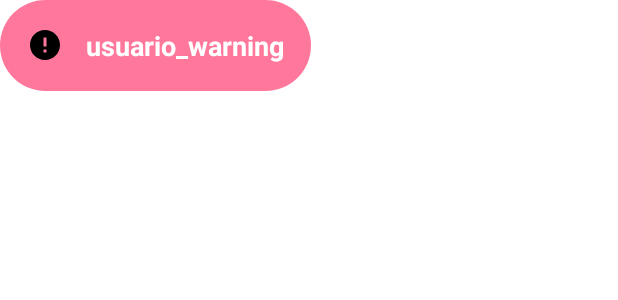
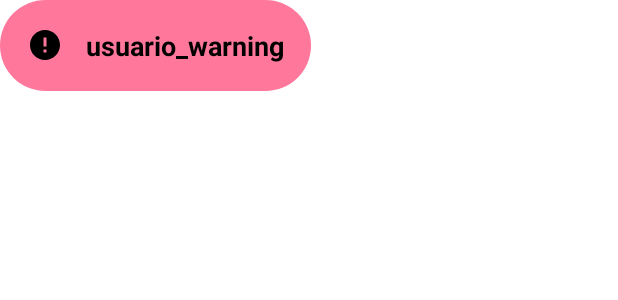
Before and after one commit to PIJ-Group/CuteNotes, an Android app: the layout toast_warning.xml on its own in the app's theme, with its tools: preview values and no code run, on a phone screen of 412 x 824 dp. Shown: the top 300 px of the screen. Run offline under Robolectric (Android 15) with nearby library versions, the phone set to English and light mode, and no system bars.

Commit message:
Color texto Toast y Tema Noche

```diff
--- a/app/src/main/res/layout/toast_warning.xml
+++ b/app/src/main/res/layout/toast_warning.xml
@@ -24,6 +24,6 @@
         android:paddingStart="15dp"
         android:textSize="18sp"
         android:text="@string/usuario_warning"
-        android:textColor="@color/white"/>
+        android:textColor="@color/black"/>
 
 </LinearLayout>
--- a/app/src/main/res/values-night/themes.xml
+++ b/app/src/main/res/values-night/themes.xml
@@ -12,5 +12,6 @@
         <!-- Status bar color. -->
         <item name="android:statusBarColor">@color/grey</item>
         <!-- Customize your theme here. -->
+
     </style>
 </resources>
```
